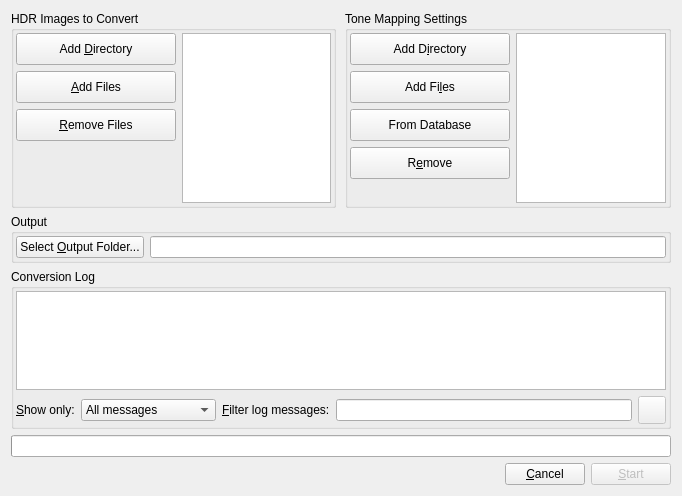
LuminanceHDR/LuminanceHDR, file src/BatchTM/BatchTMDialog.ui: the form before one commit.
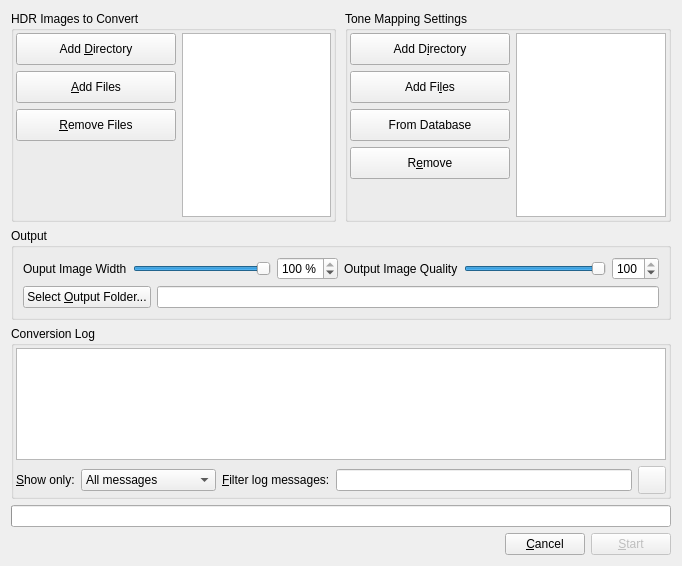
The form after the commit. Icons and pictures are not drawn.

Commit message: [BatchTM]: Read parameters from database (4th step)

The edit to the form file:
```diff
--- a/src/BatchTM/BatchTMDialog.ui
+++ b/src/BatchTM/BatchTMDialog.ui
@@ -7,7 +7,7 @@
     <x>0</x>
     <y>0</y>
     <width>682</width>
-    <height>496</height>
+    <height>566</height>
    </rect>
   </property>
   <property name="windowTitle">
@@ -320,23 +320,109 @@
      <property name="title">
       <string>Output</string>
      </property>
-     <layout class="QHBoxLayout" name="_7">
-      <property name="margin">
-       <number>2</number>
-      </property>
-      <item>
-       <widget class="QPushButton" name="out_folder_Button">
-        <property name="text">
-         <string>Select &amp;Output Folder...</string>
-        </property>
-       </widget>
-      </item>
-      <item>
-       <widget class="QLineEdit" name="out_folder_widgets">
-        <property name="readOnly">
-         <bool>true</bool>
-        </property>
-       </widget>
+     <layout class="QGridLayout" name="gridLayout">
+      <item row="0" column="0">
+       <layout class="QVBoxLayout" name="verticalLayout">
+        <item>
+         <layout class="QHBoxLayout" name="horizontalLayout_4">
+          <item>
+           <layout class="QHBoxLayout" name="horizontalLayout_2">
+            <item>
+             <widget class="QLabel" name="label">
+              <property name="text">
+               <string>Ouput Image Width</string>
+              </property>
+             </widget>
+            </item>
+            <item>
+             <widget class="QSlider" name="horizontalSlider_Width">
+              <property name="minimum">
+               <number>1</number>
+              </property>
+              <property name="maximum">
+               <number>100</number>
+              </property>
+              <property name="value">
+               <number>100</number>
+              </property>
+              <property name="orientation">
+               <enum>Qt::Horizontal</enum>
+              </property>
+             </widget>
+            </item>
+            <item>
+             <widget class="QSpinBox" name="spinBox_Width">
+              <property name="suffix">
+               <string> %</string>
+              </property>
+              <property name="minimum">
+               <number>1</number>
+              </property>
+              <property name="maximum">
+               <number>100</number>
+              </property>
+              <property name="value">
+               <number>100</number>
+              </property>
+             </widget>
+            </item>
+           </layout>
+          </item>
+          <item>
+           <layout class="QHBoxLayout" name="horizontalLayout">
+            <item>
+             <widget class="QLabel" name="label_2">
+              <property name="text">
+               <string>Output Image Quality</string>
+              </property>
+             </widget>
+            </item>
+            <item>
+             <widget class="QSlider" name="horizontalSlider_Quality">
+              <property name="maximum">
+               <number>100</number>
+              </property>
+              <property name="value">
+               <number>100</number>
+              </property>
+              <property name="orientation">
+               <enum>Qt::Horizontal</enum>
+              </property>
+             </widget>
+            </item>
+            <item>
+             <widget class="QSpinBox" name="spinBox_Quality">
+              <property name="maximum">
+               <number>100</number>
+              </property>
+              <property name="value">
+               <number>100</number>
+              </property>
+             </widget>
+            </item>
+           </layout>
+          </item>
+         </layout>
+        </item>
+        <item>
+         <layout class="QHBoxLayout" name="horizontalLayout_3">
+          <item>
+           <widget class="QPushButton" name="out_folder_Button">
+            <property name="text">
+             <string>Select &amp;Output Folder...</string>
+            </property>
+           </widget>
+          </item>
+          <item>
+           <widget class="QLineEdit" name="out_folder_widgets">
+            <property name="readOnly">
+             <bool>true</bool>
+            </property>
+           </widget>
+          </item>
+         </layout>
+        </item>
+       </layout>
       </item>
      </layout>
     </widget>
```
Left out of the diff: 67 changed lines with no effect on the pictures. The commit also changes 3 other files.
